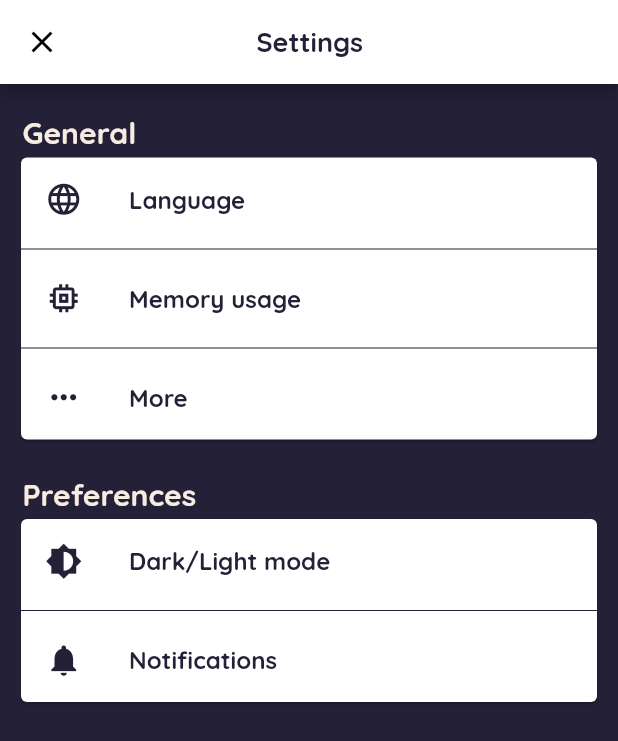
After one commit to Stefanyvitoria/PISI3, a Flutter app: the SettingsPage screen opened directly, on a phone screen of 412 x 824 dp. The commit adds this screen. Shown: the top 741 px of the screen. Run offline on Flutter 3.47's test engine with Material 2 defaults, Android fonts, the phone set to English and light mode, and no system bars; our stand-ins replace curved_navigation_bar, google_fonts, page_transition.

Commit message:
- added some screens

```diff
--- a/lib/views/catalog_view.dart
+++ b/lib/views/catalog_view.dart
@@ -1,4 +1,5 @@
 import 'package:animecom/pre-sets.dart';
+import 'package:animecom/views/settings_view.dart';
 import 'package:flutter/material.dart';
 import 'package:curved_navigation_bar/curved_navigation_bar.dart';
 
@@ -164,6 +165,12 @@ class _CatalogState extends State<Catalog> {
                             color: darkpurple,
                           ),
                           ListTile(
+                            onTap: () {
+                              Navigator.push(
+                                  context,
+                                  MaterialPageRoute(
+                                      builder: (context) => SettingsPage()));
+                            },
                             leading: Icon(
                               Icons.settings,
                               color: darkpurple,
--- /dev/null
+++ b/lib/views/settings_view.dart
@@ -0,0 +1,168 @@
+import 'package:animecom/pre-sets.dart';
+import 'package:flutter/material.dart';
+
+class SettingsPage extends StatefulWidget {
+  @override
+  _SettingsPageState createState() => _SettingsPageState();
+}
+
+class _SettingsPageState extends State<SettingsPage> {
+  @override
+  Widget build(BuildContext context) {
+    return Scaffold(
+      appBar: AppBar(
+        leading: InkWell(
+          splashColor: Colors.transparent,
+          highlightColor: Colors.transparent,
+          child: Icon(
+            Icons.close,
+          ),
+          onTap: () {
+            Navigator.pop(context);
+          },
+        ),
+        automaticallyImplyLeading: false,
+        title: Padding(
+          padding: EdgeInsets.only(right: 55.0),
+          child: Center(
+            child: Text(
+              'Settings',
+              style: quicksand(
+                  fontSize: 18.0,
+                  fontWeight: FontWeight.bold,
+                  color: darkpurple),
+            ),
+          ),
+        ),
+        backgroundColor: Colors.white,
+      ),
+      body: Container(
+        decoration: BoxDecoration(color: darkpurple),
+        child: ListView(
+          children: <Widget>[
+            Padding(
+              padding: const EdgeInsets.only(left: 15, top: 20),
+              child: Text(
+                'General',
+                style: quicksand(
+                    color: linen, fontSize: 20.0, fontWeight: FontWeight.bold),
+              ),
+            ),
+            Padding(
+              padding: const EdgeInsets.only(left: 10, right: 10),
+              child: Card(
+                  child: Column(
+                children: <Widget>[
+                  ListTile(
+                    leading: Icon(
+                      Icons.language,
+                      color: darkpurple,
+                      size: 25,
+                    ),
+                    title: Text(
+                      'Language',
+                      style: quicksand(
+                          color: darkpurple,
+                          fontSize: 16.0,
+                          fontWeight: FontWeight.bold),
+                    ),
+                  ),
+                  Divider(
+                    height: 10.0,
+                    color: darkpurple,
+                  ),
+                  ListTile(
+                    onTap: () {
+                      Navigator.push(
+                          context,
+                          MaterialPageRoute(
+                              builder: (context) => SettingsPage()));
+                    },
+                    leading: Icon(
+                      Icons.memory,
+                      color: darkpurple,
+                      size: 25,
+                    ),
+                    title: Text('Memory usage',
+                        style: quicksand(
+                            color: darkpurple,
+                            fontSize: 16.0,
+                            fontWeight: FontWeight.bold)),
+                  ),
+                  Divider(
+                    height: 10.0,
+                    color: darkpurple,
+                  ),
+                  ListTile(
+                    leading: Icon(
+                      Icons.more_horiz,
+                      color: darkpurple,
+                      size: 25,
+                    ),
+                    title: Text('More',
+                        style: quicksand(
+                            color: darkpurple,
+                            fontSize: 16.0,
+                            fontWeight: FontWeight.bold)),
+                  ),
+                ],
+              )),
+            ),
+            Padding(
+              padding: const EdgeInsets.only(left: 15, top: 20),
+              child: Text(
+                'Preferences',
+                style: quicksand(
+                    color: linen, fontSize: 20.0, fontWeight: FontWeight.bold),
+              ),
+            ),
+            Padding(
+              padding: const EdgeInsets.only(left: 10, right: 10),
+              child: Card(
+                  child: Column(
+                children: <Widget>[
+                  ListTile(
+                    leading: Icon(
+                      Icons.brightness_6,
+                      color: darkpurple,
+                      size: 25,
+                    ),
+                    title: Text(
+                      'Dark/Light mode',
+                      style: quicksand(
+                          color: darkpurple,
+                          fontSize: 16.0,
+                          fontWeight: FontWeight.bold),
+                    ),
+                  ),
+                  Divider(
+                    height: 10.0,
+                    color: darkpurple,
+                  ),
+                  ListTile(
+                    onTap: () {
+                      Navigator.push(
+                          context,
+                          MaterialPageRoute(
+                              builder: (context) => SettingsPage()));
+                    },
+                    leading: Icon(
+                      Icons.notifications,
+                      color: darkpurple,
+                      size: 25,
+                    ),
+                    title: Text('Notifications',
+                        style: quicksand(
+                            color: darkpurple,
+                            fontSize: 16.0,
+                            fontWeight: FontWeight.bold)),
+                  ),
+                ],
+              )),
+            )
+          ],
+        ),
+      ),
+    );
+  }
+}
```
